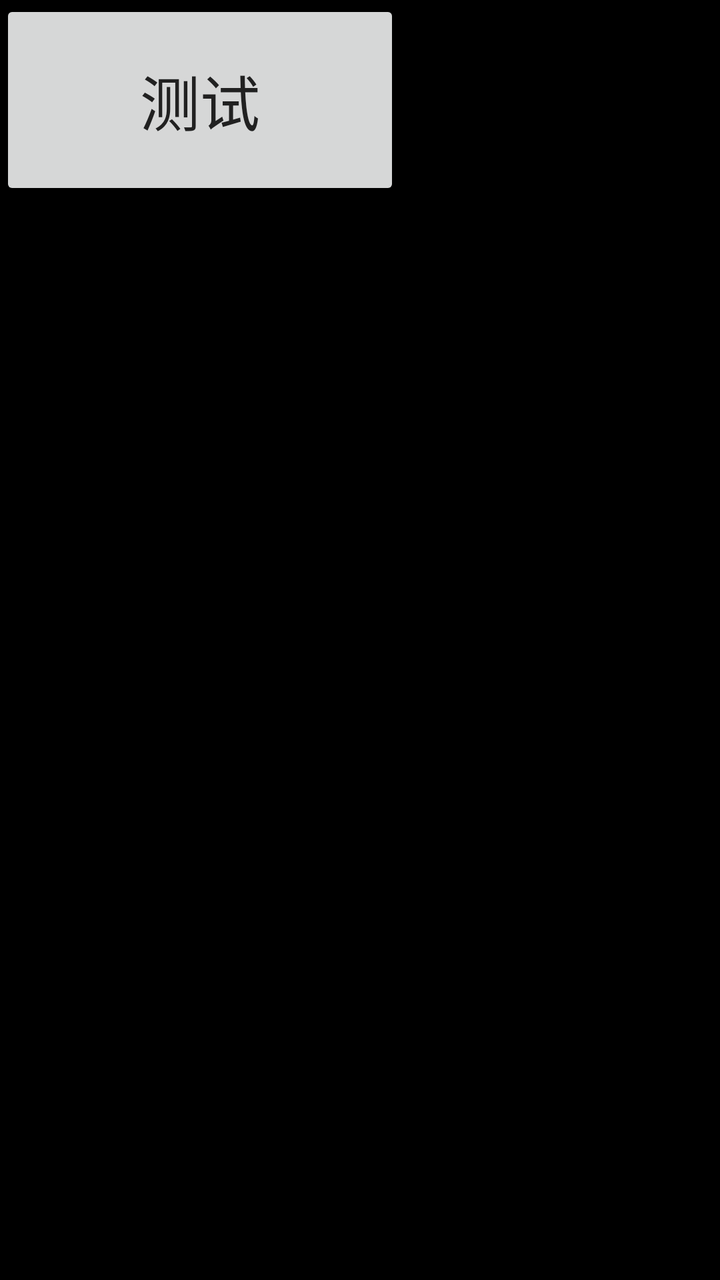
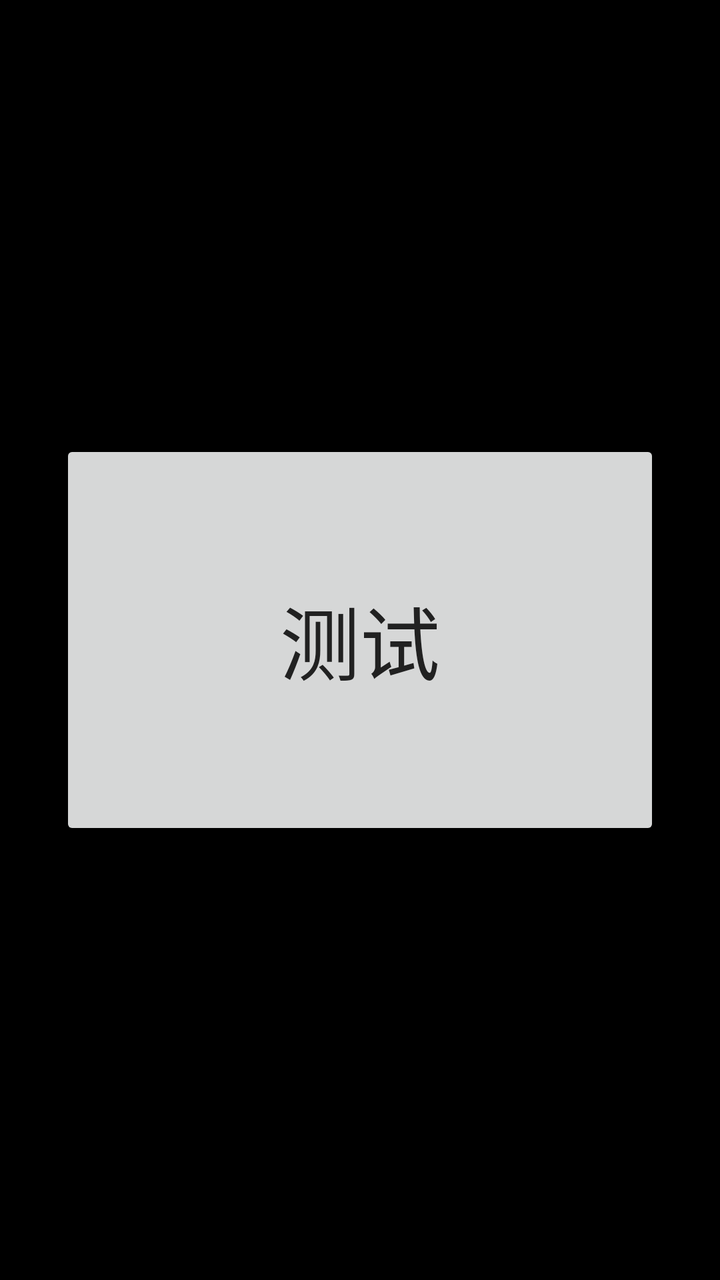

The first picture is an Android layout as it rendered before a commit; the second is the same layout after the commit. The layout source and the unified diff follow.
<!-- AndroidManifest.xml: application theme Theme.Main -->
<!-- res/layout/activity_main.xml -->
<?xml version="1.0" encoding="utf-8"?>
<LinearLayout xmlns:android="http://schemas.android.com/apk/res/android"
    xmlns:app="http://schemas.android.com/apk/res-auto"
    xmlns:tools="http://schemas.android.com/tools"
    android:id="@+id/main"
    android:layout_width="match_parent"
    android:layout_height="match_parent"
    android:orientation="vertical"
    tools:context=".MainActivity">


    <androidx.appcompat.widget.AppCompatButton
        android:id="@+id/btn_test"
        android:layout_width="200dp"
        android:layout_height="100dp"
        android:textSize="30dp"
        android:textColor="@color/colorPrimary"
        android:text="测试"
        />


</LinearLayout>
<!-- resources referenced by this layout -->
<resources>
  <color name="colorPrimary">#212121</color>
  <style name="Theme.Main" parent="Theme.MaterialComponents.DayNight.DarkActionBar">
          
          <item name="colorPrimary">@color/purple_700</item>
          <item name="colorPrimaryVariant">@color/purple_700</item>
          <item name="colorOnPrimary">@color/white</item>
          
          <item name="android:statusBarColor" tools:targetApi="l">?attr/colorPrimaryVariant</item>
          
          <item name="android:windowBackground">@android:color/black</item>
          
          <item name="windowActionBar">false</item>
          <item name="windowNoTitle">true</item>
          <item name="android:windowActionBar">false</item>
      </style>
  <color name="purple_700">#3700B3</color>
  <color name="white">#FFFFFF</color>
</resources>

<!-- the commit's change to res/layout/activity_main.xml (unified diff, before → after) -->
@@ -6,14 +6,16 @@
     android:layout_width="match_parent"
     android:layout_height="match_parent"
     android:orientation="vertical"
+    android:layout_gravity="center"
+    android:gravity="center"
     tools:context=".MainActivity">
 
 
     <androidx.appcompat.widget.AppCompatButton
         android:id="@+id/btn_test"
-        android:layout_width="200dp"
-        android:layout_height="100dp"
-        android:textSize="30dp"
+        android:layout_width="300dp"
+        android:layout_height="200dp"
+        android:textSize="40dp"
         android:textColor="@color/colorPrimary"
         android:text="测试"
         />
